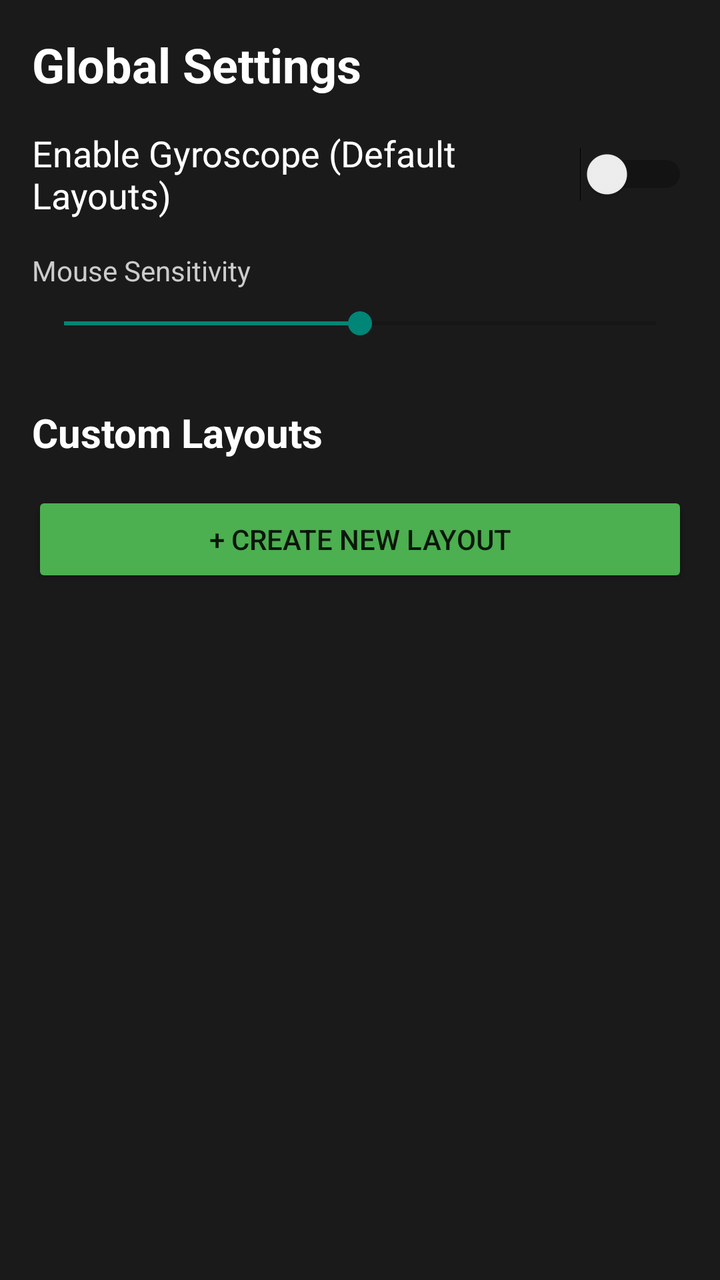
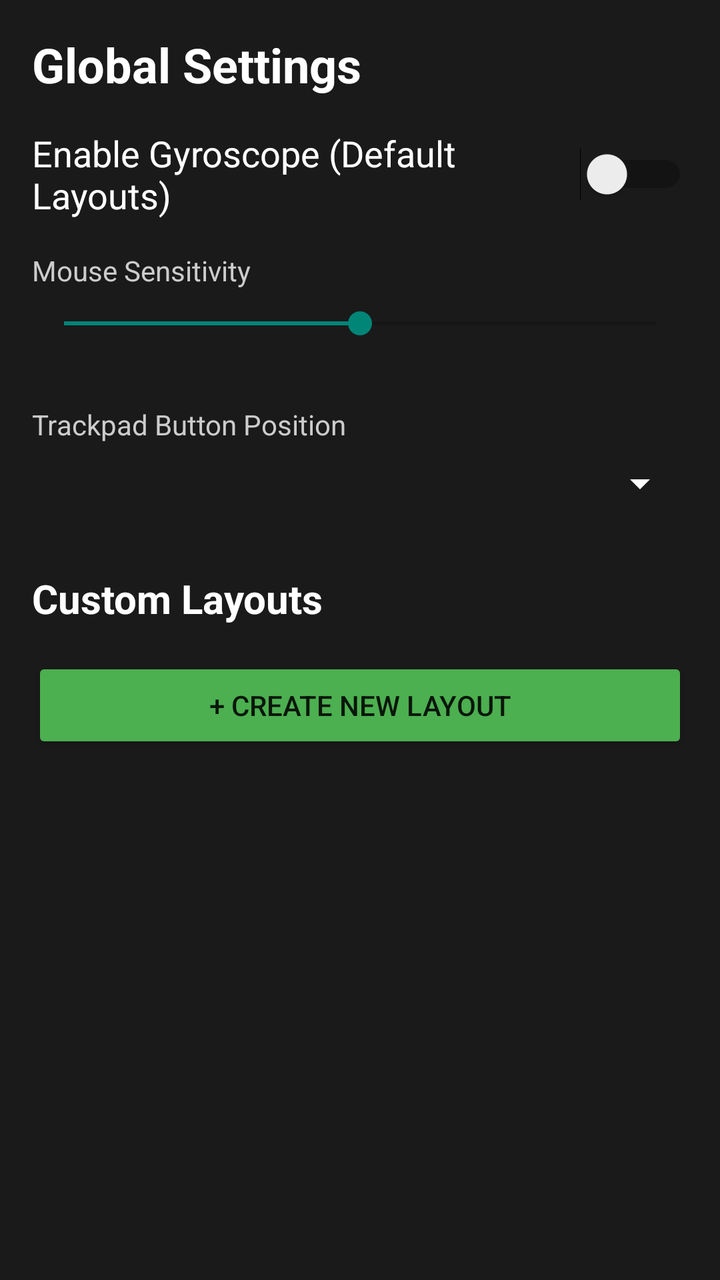

Screens rendered from an Android XML layout before and after an edit, with the pre-edit source and the edit as a unified diff.
<!-- AndroidManifest.xml: application theme Theme.BluetoothTrackpad -->
<!-- res/layout/activity_settings.xml -->
<?xml version="1.0" encoding="utf-8"?>
<ScrollView xmlns:android="http://schemas.android.com/apk/res/android"
    android:layout_width="match_parent"
    android:layout_height="match_parent"
    android:background="#1a1a1a">

    <LinearLayout
        android:layout_width="match_parent"
        android:layout_height="wrap_content"
        android:orientation="vertical"
        android:padding="16dp">

        <TextView
            android:layout_width="wrap_content"
            android:layout_height="wrap_content"
            android:text="Global Settings"
            android:textColor="#FFF"
            android:textSize="24sp"
            android:textStyle="bold"
            android:layout_marginBottom="16dp"/>

        <Switch
            android:id="@+id/switchGyro"
            android:layout_width="match_parent"
            android:layout_height="wrap_content"
            android:text="Enable Gyroscope (Default Layouts)"
            android:textColor="#FFF"
            android:textSize="18sp"
            android:layout_marginBottom="16dp" />
            
        <TextView
            android:layout_width="wrap_content"
            android:layout_height="wrap_content"
            android:text="Mouse Sensitivity"
            android:textColor="#CCC"
            android:layout_marginBottom="8dp"/>
            
        <SeekBar
            android:id="@+id/seekSensitivity"
            android:layout_width="match_parent"
            android:layout_height="wrap_content"
            android:max="100"
            android:progress="50"
            android:layout_marginBottom="32dp"/>

        <TextView
            android:layout_width="wrap_content"
            android:layout_height="wrap_content"
            android:text="Custom Layouts"
            android:textColor="#FFF"
            android:textSize="20sp"
            android:textStyle="bold"
            android:layout_marginBottom="16dp"/>

        <Button
            android:id="@+id/btnCreateLayout"
            android:layout_width="match_parent"
            android:layout_height="wrap_content"
            android:text="+ Create New Layout"
            android:backgroundTint="#4CAF50"
            android:layout_marginBottom="16dp"/>

        <LinearLayout
            android:id="@+id/containerLayouts"
            android:layout_width="match_parent"
            android:layout_height="wrap_content"
            android:orientation="vertical" />
            
    </LinearLayout>
</ScrollView>
<!-- resources referenced by this layout -->
<resources>
  <style name="Theme.BluetoothTrackpad" parent="Theme.AppCompat.DayNight.NoActionBar">
      
    </style>
</resources>

<!-- the commit's change to res/layout/activity_settings.xml (unified diff, before → after) -->
@@ -42,6 +42,20 @@
             android:max="100"
             android:progress="50"
             android:layout_marginBottom="32dp"/>
+            
+        <TextView
+            android:layout_width="wrap_content"
+            android:layout_height="wrap_content"
+            android:text="Trackpad Button Position"
+            android:textColor="#CCC"
+            android:layout_marginBottom="8dp"/>
+            
+        <Spinner
+            android:id="@+id/spinnerTrackpadBtnPos"
+            android:layout_width="match_parent"
+            android:layout_height="wrap_content"
+            android:backgroundTint="#FFF"
+            android:layout_marginBottom="32dp"/>
 
         <TextView
             android:layout_width="wrap_content"
